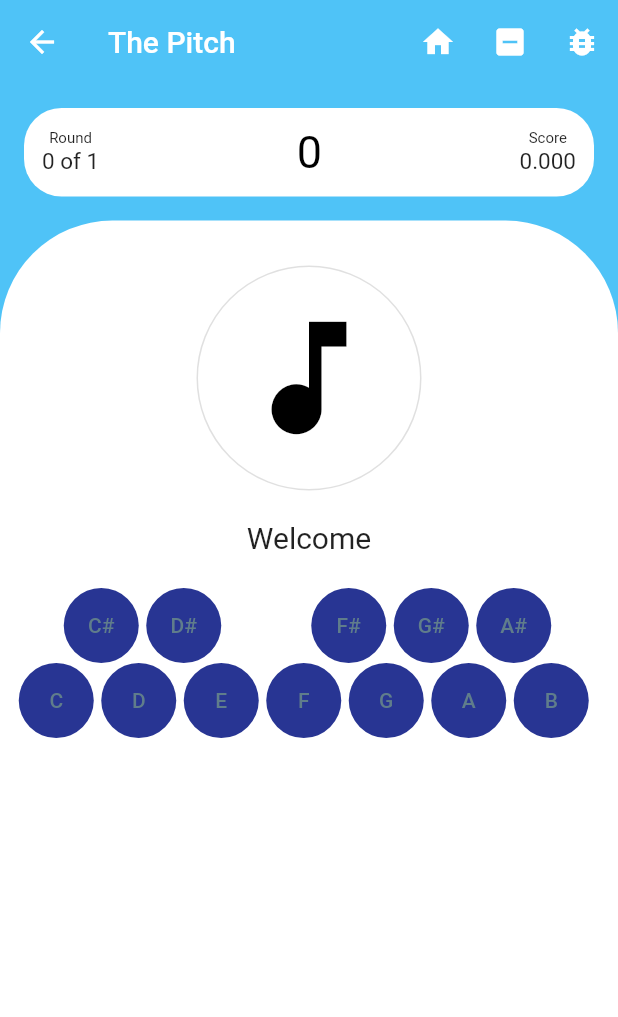
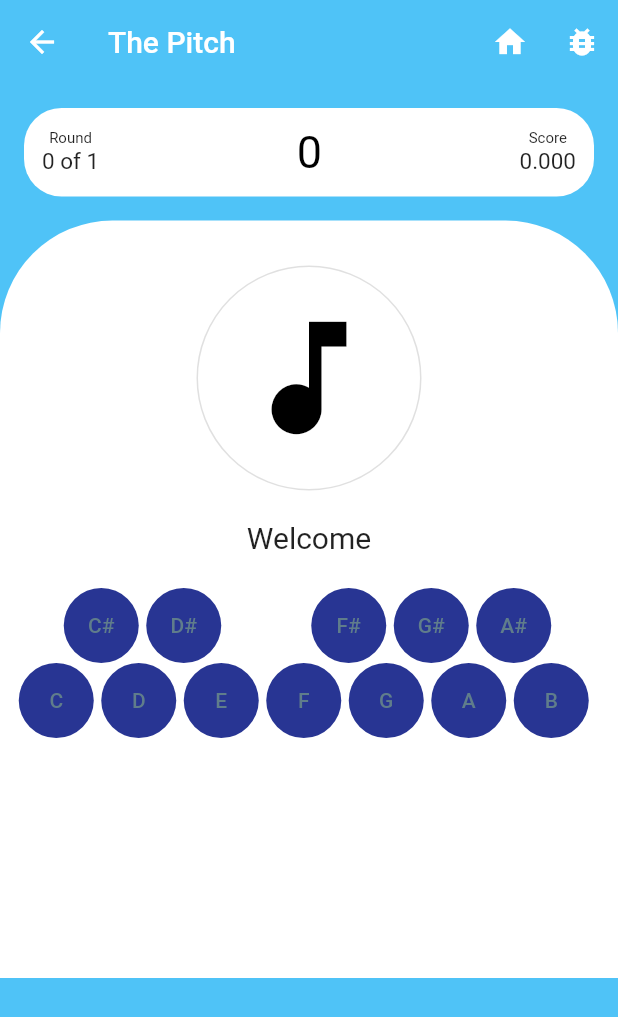
Before and after one commit to TheHong/TheGame, a Flutter app: the PitchGame screen opened by its route, on a phone screen of 412 x 824 dp. Shown: the top 1017 px of the screen. Run offline on Flutter 3.47's test engine with Material 2 defaults, Android fonts, the phone set to English and light mode, and no system bars; our stand-ins replace flutter_spinkit; missing offline and left inert: flutter_midi.

```diff
--- a/lib/screens/results.dart
+++ b/lib/screens/results.dart
@@ -18,6 +18,7 @@ class ResultsPage extends StatelessWidget {
             icon: Icon(Icons.home),
             iconSize: 40,
             onPressed: () {
+              // Doesn't create new home screen. It just pops the result screen
               Navigator.pop(context);
             },
           ),
--- a/lib/screens/the_pitch/pitch_game.dart
+++ b/lib/screens/the_pitch/pitch_game.dart
@@ -53,17 +53,20 @@ class _PitchGameState extends State<PitchGame> {
                 },
               ),
             ),
+            Visibility(
+              visible: pitchCore.isDebugMode,
+              child: IconButton(
+                icon: Icon(Icons.indeterminate_check_box),
+                onPressed: () {
+                  getName(context, 2);
+                },
+              ),
+            ),
             IconButton(
               // TODO: Implement a "Are you sure?" if user wants to exits before game ends
               icon: Icon(Icons.home),
               onPressed: () {
                 Navigator.pushNamed(context, '/');
-              },
-            ),
-            IconButton(
-              icon: Icon(Icons.indeterminate_check_box),
-              onPressed: () {
-                getNamePrompter(context, 2);
               },
             ),
             IconButton(
@@ -80,12 +83,16 @@ class _PitchGameState extends State<PitchGame> {
             )
           ],
         ),
-        body: Column(
-          // mainAxisAlignment: MainAxisAlignment.center,
-          children: <Widget>[
-            GameTitleBar(),
-            Expanded(
-              child: Container(
+        body: MediaQuery.removePadding(
+          // Need this to remove the bottom listview padding
+          context: context,
+          removeBottom: true,
+          child: ListView(
+            // Need list view to prevent overflow when entering name
+            physics: NeverScrollableScrollPhysics(),
+            children: <Widget>[
+              GameTitleBar(),
+              Container(
                 decoration: BoxDecoration(
                   color: Theme.of(context).backgroundColor,
                   borderRadius: BorderRadius.only(
@@ -102,8 +109,8 @@ class _PitchGameState extends State<PitchGame> {
                   ],
                 ),
               ),
-            ),
-          ],
+            ],
+          ),
         ),
       ),
     );
```
Also changed, not shown: lib/components/result_widgets.dart (+39 -15 lines), lib/models/game_core.dart (+15 -13 lines), assets/gold.png.
